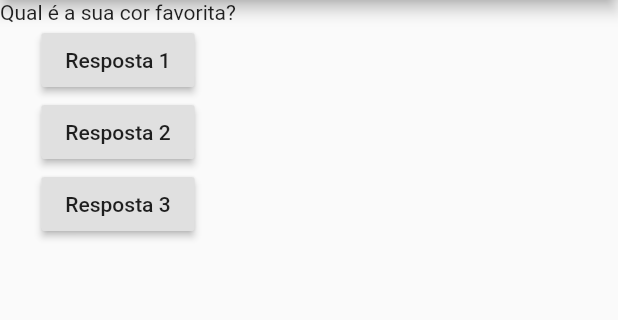
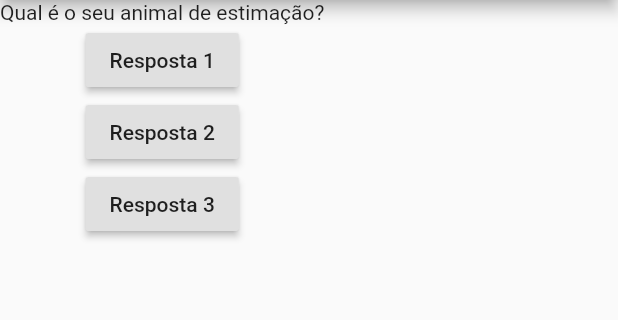
Before and after one commit to eduardobueno/curso_flutter, a Flutter app: the screen it shows after launch, after a tap on "Resposta 1", on a phone screen of 412 x 824 dp, the part 84-404 px from its top. Run offline on Flutter 3.47's test engine with Material 2 defaults, Android fonts, the phone set to English and light mode, and no system bars.

```diff
--- a/projeto_perguntas/lib/main.dart
+++ b/projeto_perguntas/lib/main.dart
@@ -2,11 +2,14 @@ import 'package:flutter/material.dart';
 
 main() => runApp(PerguntasApp());
 
-class PerguntasApp extends StatelessWidget {
+class PerguntaAppState extends State<PerguntasApp> {
   var perguntaSelecionada = 0;
 
   void responder() {
-    perguntaSelecionada++;
+    setState(() {
+      perguntaSelecionada++;
+    });
+
     print(perguntaSelecionada);
   }
 
@@ -24,7 +27,7 @@ class PerguntasApp extends StatelessWidget {
         ),
         body: Column(
           children: <Widget>[
-            Text(perguntas[0]),
+            Text(perguntas[perguntaSelecionada]),
             RaisedButton(
               child: Text('Resposta 1'),
               onPressed: responder,
@@ -43,3 +46,9 @@ class PerguntasApp extends StatelessWidget {
     );
   }
 }
+
+class PerguntasApp extends StatefulWidget {
+  PerguntaAppState createState() {
+    return PerguntaAppState();
+  }
+}
```
